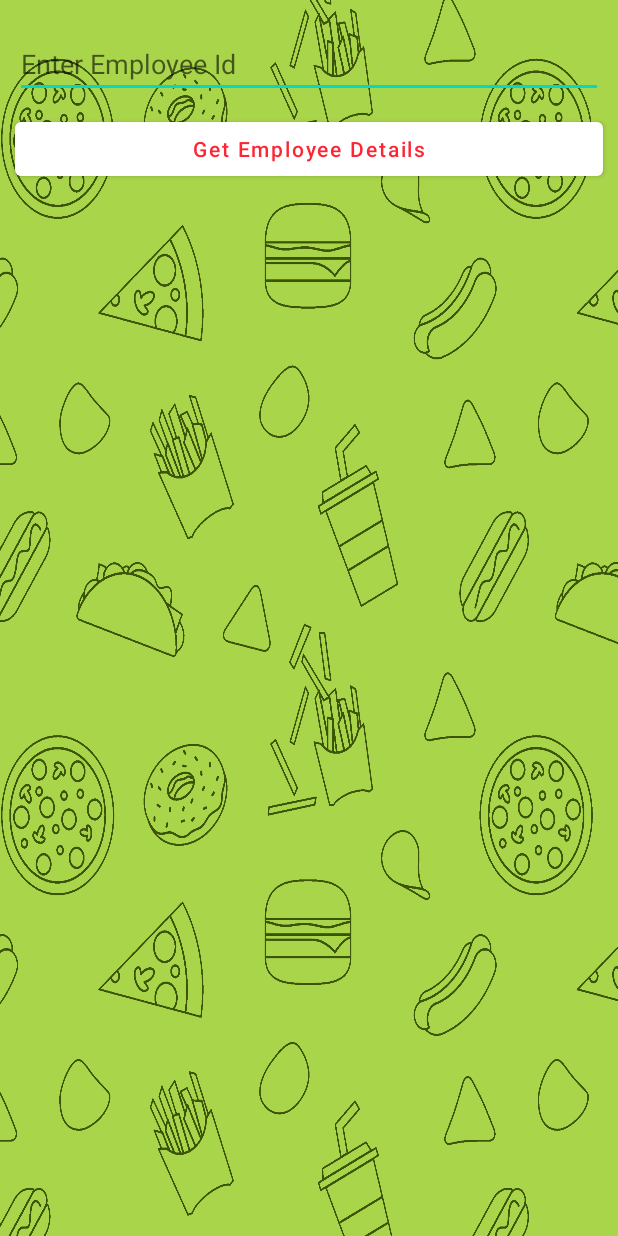
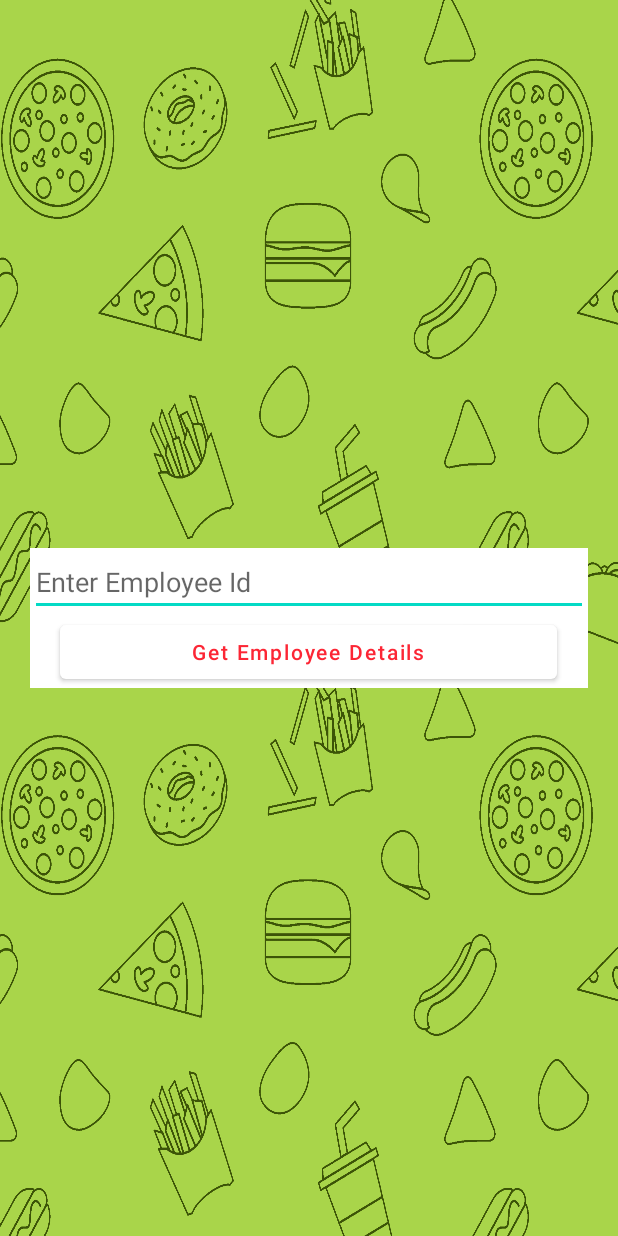
Before and after one commit to Banrey/MyApplicationDBCRUD, an Android app: the ManageRecords screen opened directly, with no data from a screen before it, on a phone screen of 412 x 824 dp. Run offline under Robolectric (Android 15) with nearby library versions, the phone set to English and light mode, and no system bars; our stand-ins replace Volley.

Commit message:
Update activity_manage_records.xml

```diff
--- a/app/src/main/res/layout/activity_manage_records.xml
+++ b/app/src/main/res/layout/activity_manage_records.xml
@@ -1,54 +1,60 @@
 <?xml version="1.0" encoding="utf-8"?>
-<LinearLayout
-    xmlns:android="http://schemas.android.com/apk/res/android"
+<androidx.constraintlayout.widget.ConstraintLayout xmlns:android="http://schemas.android.com/apk/res/android"
+    xmlns:app="http://schemas.android.com/apk/res-auto"
     xmlns:tools="http://schemas.android.com/tools"
+    android:id="@+id/linearLayout"
     android:layout_width="match_parent"
     android:layout_height="match_parent"
-    android:orientation="vertical"
+    android:paddingStart="20dp"
+    android:paddingEnd="20dp"
     tools:context=".MainActivity">
 
     <!--Edit text for getting course id-->
+
+    <ScrollView
+        android:layout_width="match_parent"
+        android:layout_height="wrap_content"
+        android:background="#FFFFFF"
+        app:layout_constraintBottom_toBottomOf="parent"
+        app:layout_constraintEnd_toEndOf="parent"
+        app:layout_constraintStart_toStartOf="parent"
+        app:layout_constraintTop_toTopOf="parent">
+
+        <LinearLayout
+            android:layout_width="match_parent"
+            android:layout_height="wrap_content"
+            android:orientation="vertical">
+
             <EditText
                 android:id="@+id/idEdtEmpId"
                 android:layout_width="match_parent"
                 android:layout_height="wrap_content"
-        android:layout_marginStart="10dp"
-        android:layout_marginTop="20dp"
-        android:layout_marginEnd="10dp"
                 android:hint="Enter Employee Id"
                 android:importantForAutofill="no"
                 android:inputType="number" />
 
-    <!--Button for adding your course to Firebase-->
             <Button
                 android:id="@+id/idBtnGetEmp"
-        android:layout_width="match_parent"
+                android:layout_width="331dp"
                 android:layout_height="wrap_content"
-        android:layout_margin="10dp"
+                android:layout_gravity="center"
+                android:foregroundGravity="center"
                 android:text="Get Employee Details"
                 android:textAllCaps="false" />
 
             <androidx.cardview.widget.CardView
-        xmlns:app="http://schemas.android.com/apk/res-auto"
                 android:id="@+id/idCVItem"
-        android:layout_width="match_parent"
+                android:layout_width="wrap_content"
                 android:layout_height="wrap_content"
-        android:layout_margin="5dp"
                 android:visibility="gone"
                 app:cardCornerRadius="6dp"
                 app:cardElevation="4dp">
 
-        <LinearLayout
-            android:layout_width="match_parent"
-            android:layout_height="wrap_content"
-            android:layout_margin="2dp"
-            android:orientation="vertical"
-            android:padding="4dp">
 
                 <!--Textview for displaying our Course Name-->
                 <TextView
                     android:id="@+id/idTVEmpName"
-                android:layout_width="match_parent"
+                    android:layout_width="wrap_content"
                     android:layout_height="wrap_content"
                     android:padding="2dp"
                     android:text="CourseName"
@@ -59,7 +65,7 @@
                 <!--Textview for displaying our Course Duration-->
                 <TextView
                     android:id="@+id/idTVGender"
-                android:layout_width="match_parent"
+                    android:layout_width="wrap_content"
                     android:layout_height="wrap_content"
                     android:padding="2dp"
                     android:text="Duration"
@@ -68,13 +74,17 @@
                 <!--Textview for displaying our Course Description-->
                 <TextView
                     android:id="@+id/idTVCivilStatus"
-                android:layout_width="match_parent"
+                    android:layout_width="wrap_content"
                     android:layout_height="wrap_content"
                     android:padding="2dp"
                     android:text="Description"
                     android:textColor="@color/black" />
-        </LinearLayout>
+
 
             </androidx.cardview.widget.CardView>
+        </LinearLayout>
+    </ScrollView>
 
-</LinearLayout>
+    <!--Button for adding your course to Firebase-->
+
+</androidx.constraintlayout.widget.ConstraintLayout>
```
Lines whose indentation alone changed are shown as unchanged.
